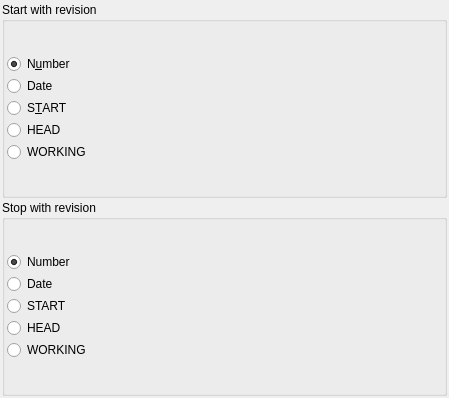
First picture: the form in src/svnfrontend/fronthelpers/rangeinput.ui, repository KDE/kdesvn, before the edit.
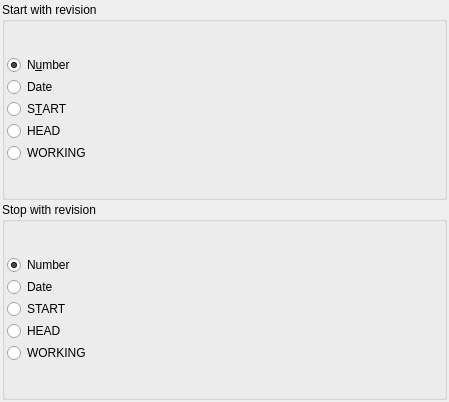
Second picture: the form after the edit. Custom widgets are drawn as their Qt base class.

What changed in the file:
```diff
--- a/src/svnfrontend/fronthelpers/rangeinput.ui
+++ b/src/svnfrontend/fronthelpers/rangeinput.ui
@@ -6,7 +6,7 @@
     <x>0</x>
     <y>0</y>
     <width>449</width>
-    <height>398</height>
+    <height>402</height>
    </rect>
   </property>
   <property name="windowTitle" >
```
Left out of the diff: 2 changed lines with no effect on the pictures.
